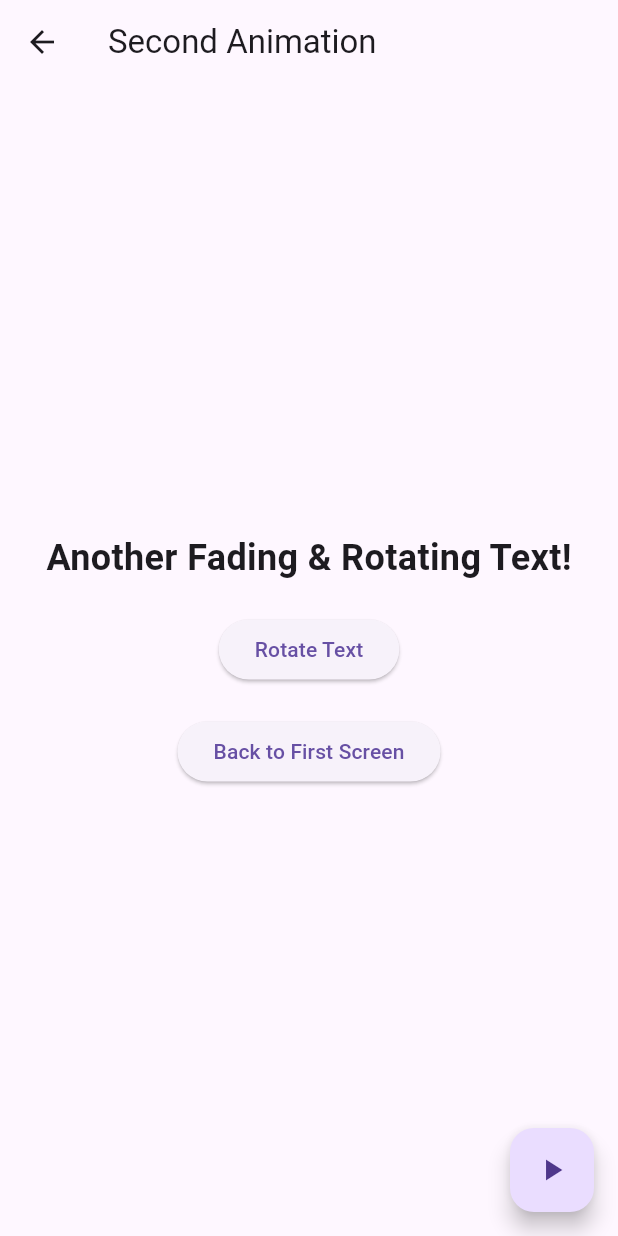
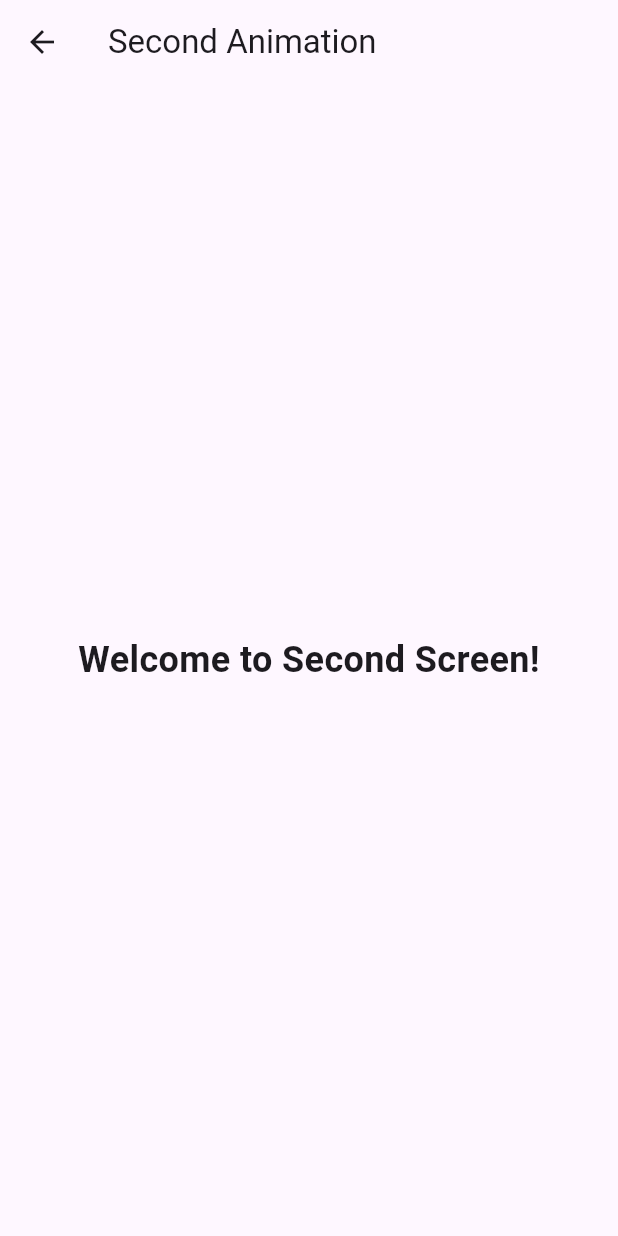
Before and after one commit to jalaparthi1/class_activity7, a Flutter app: the SecondScreen screen opened directly, on a phone screen of 412 x 824 dp. Run offline on Flutter 3.47's test engine with Material 3 defaults, Android fonts, the light colour scheme and no system bars; our stand-ins replace flutter_colorpicker.

Commit message:
Added 2nd screen

```diff
--- a/lib/main.dart
+++ b/lib/main.dart
@@ -93,7 +93,14 @@ class _HomeScreenState extends State<HomeScreen> {
           ),
         ],
       ),
-      body: Center(
+      body: GestureDetector(
+        onHorizontalDragEnd: (_) {
+          Navigator.push(
+            context,
+            MaterialPageRoute(builder: (context) => SecondScreen()),
+          );
+        },
+        child: Center(
           child: Column(
             mainAxisAlignment: MainAxisAlignment.center,
             children: [
@@ -114,17 +121,8 @@ class _HomeScreenState extends State<HomeScreen> {
                 onPressed: rotateText,
                 child: Text('Rotate Text'),
               ),
-            SizedBox(height: 20),
-            ElevatedButton(
-              onPressed: () {
-                Navigator.push(
-                  context,
-                  MaterialPageRoute(builder: (context) => SecondScreen()),
-                );
-              },
-              child: Text('Go to Second Screen'),
+            ],
           ),
-          ],
         ),
       ),
       floatingActionButton: FloatingActionButton(
@@ -135,65 +133,26 @@ class _HomeScreenState extends State<HomeScreen> {
   }
 }
 
-class SecondScreen extends StatefulWidget {
-  @override
-  _SecondScreenState createState() => _SecondScreenState();
-}
-
-class _SecondScreenState extends State<SecondScreen> {
-  bool _isVisible = true;
-  double _rotationAngle = 0;
-
-  void toggleVisibility() {
-    setState(() {
-      _isVisible = !_isVisible;
-    });
-  }
-
-  void rotateText() {
-    setState(() {
-      _rotationAngle += pi / 4;
-    });
-  }
-
+class SecondScreen extends StatelessWidget {
   @override
   Widget build(BuildContext context) {
     return Scaffold(
       appBar: AppBar(title: Text('Second Animation')),
-      body: Center(
-        child: Column(
-          mainAxisAlignment: MainAxisAlignment.center,
-          children: [
-            AnimatedOpacity(
-              opacity: _isVisible ? 1.0 : 0.0,
+      body: GestureDetector(
+        onHorizontalDragEnd: (_) {
+          Navigator.pop(context);
+        },
+        child: Center(
+          child: AnimatedOpacity(
+            opacity: 1.0,
             duration: Duration(seconds: 3),
             curve: Curves.bounceInOut,
-              child: Transform.rotate(
-                angle: _rotationAngle,
             child: Text(
-                  'Another Fading & Rotating Text!',
+              'Welcome to Second Screen!',
               style: TextStyle(fontSize: 24, fontWeight: FontWeight.bold),
             ),
           ),
         ),
-            SizedBox(height: 20),
-            ElevatedButton(
-              onPressed: rotateText,
-              child: Text('Rotate Text'),
-            ),
-            SizedBox(height: 20),
-            ElevatedButton(
-              onPressed: () {
-                Navigator.pop(context);
-              },
-              child: Text('Back to First Screen'),
-            ),
-          ],
-        ),
-      ),
-      floatingActionButton: FloatingActionButton(
-        onPressed: toggleVisibility,
-        child: Icon(Icons.play_arrow),
       ),
     );
   }
```
Lines whose indentation alone changed are shown as unchanged.
